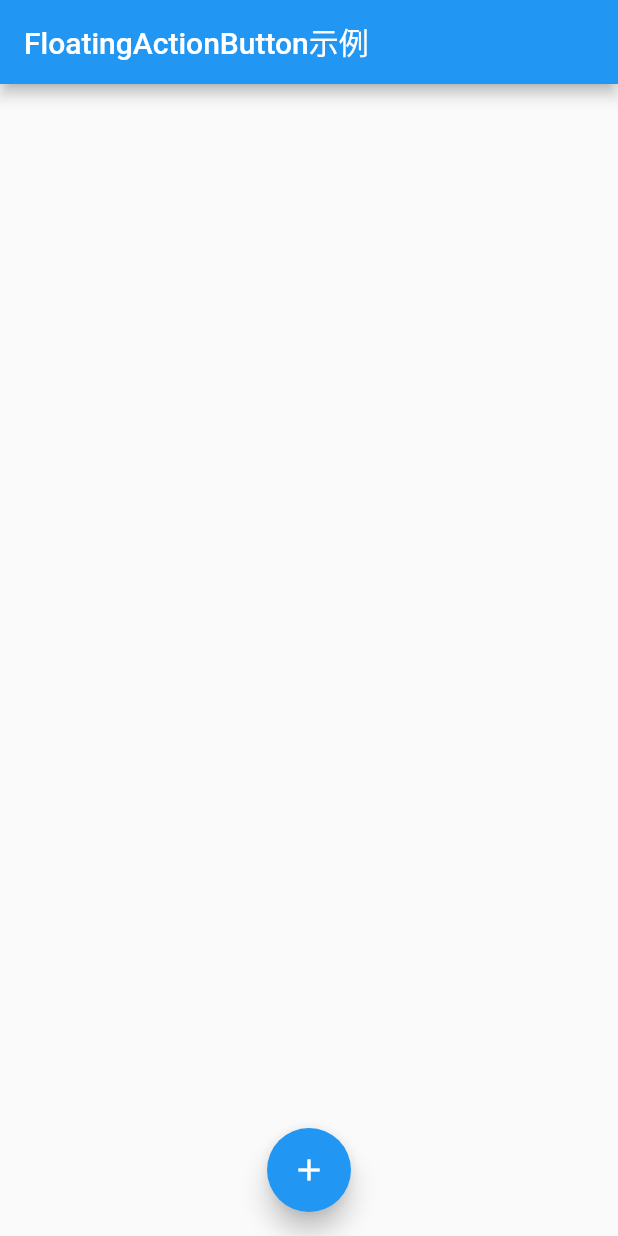
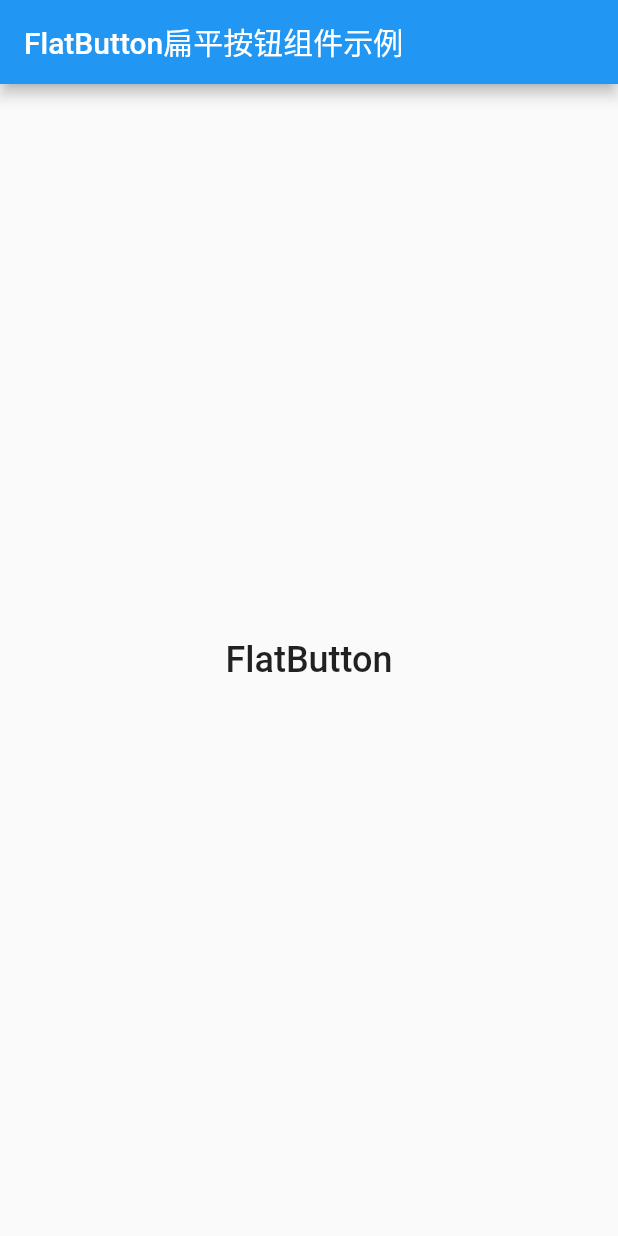
Before and after one commit to YJWWZHANG/flutter_app, a Flutter app: the screen it shows after launch, on a phone screen of 412 x 824 dp. Run offline on Flutter 3.47's test engine with Material 2 defaults, Android fonts, the phone set to English and light mode, and no system bars.

Commit message:
FlatButton扁平按钮组件示例

```diff
--- a/lib/main.dart
+++ b/lib/main.dart
@@ -1,39 +1,29 @@
 import 'package:flutter/material.dart';
 
-void main() => runApp(
-  MaterialApp(
-    title: "FloatingActionButton示例",
+void main() => runApp(MyApp());
+
+class MyApp extends StatelessWidget {
+
+  @override
+  Widget build(BuildContext context) {
+    return MaterialApp(
+      title: "Welcone to Flutter",
       home: Scaffold(
         appBar: AppBar(
-        title: Text("FloatingActionButton示例"),
+          title: Text("FlatButton扁平按钮组件示例"),
         ),
         body: Center(
+          child: FlatButton(
+              onPressed: () {},
               child: Text(
-          "",
-          style: TextStyle(fontSize: 28.0),
+                "FlatButton",
+                style: TextStyle(
+                  fontSize: 24.0
+                ),
+              )
           ),
         ),
-      floatingActionButton: Builder(
-        builder: (BuildContext context){
-          return FloatingActionButton(
-            child: Icon(Icons.add),
-            tooltip: "请点击FloatingActionButton",
-            foregroundColor: Colors.white,
-            backgroundColor: Colors.blue,
-            elevation: 7.0,
-            highlightElevation: 14.0,
-            onPressed: () {
-              Scaffold.of(context).showSnackBar(
-                SnackBar(content: Text("你点击了FloatingActionButton"))
+      ),
     );
-            },
-            mini: false,
-            shape: CircleBorder(),
-            isExtended: false,
-          );
-        },
-      ),
-      floatingActionButtonLocation: FloatingActionButtonLocation.centerFloat,
-    )
-  )
-);
+  }
+}
```
Lines whose indentation alone changed are shown as unchanged.
